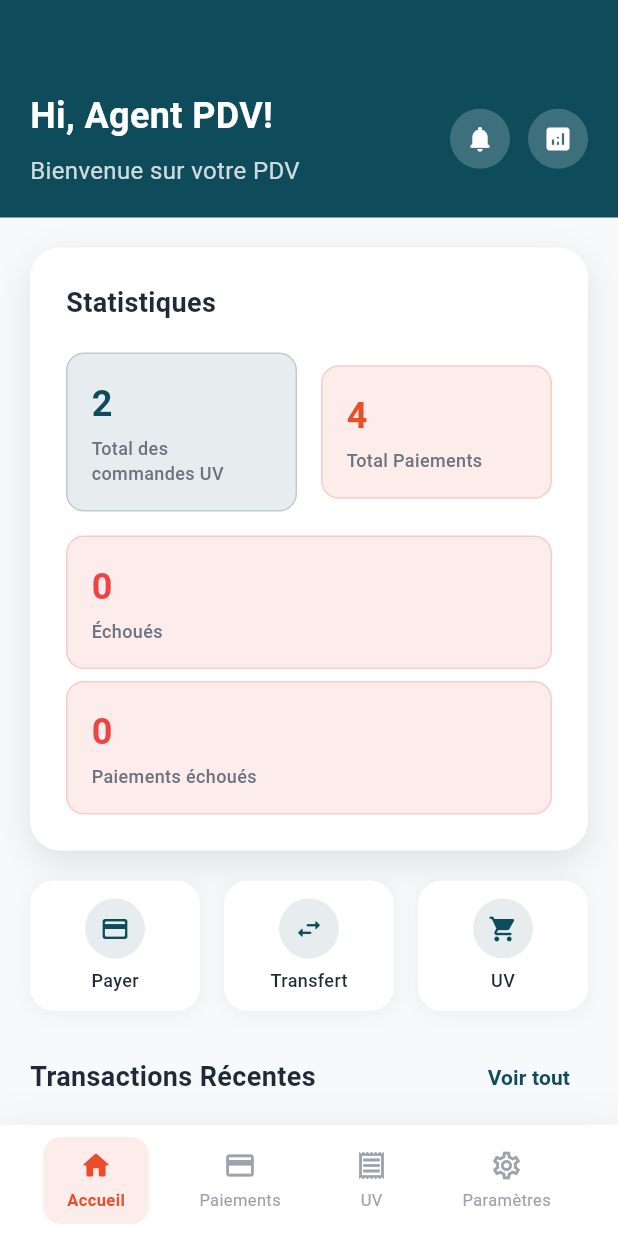
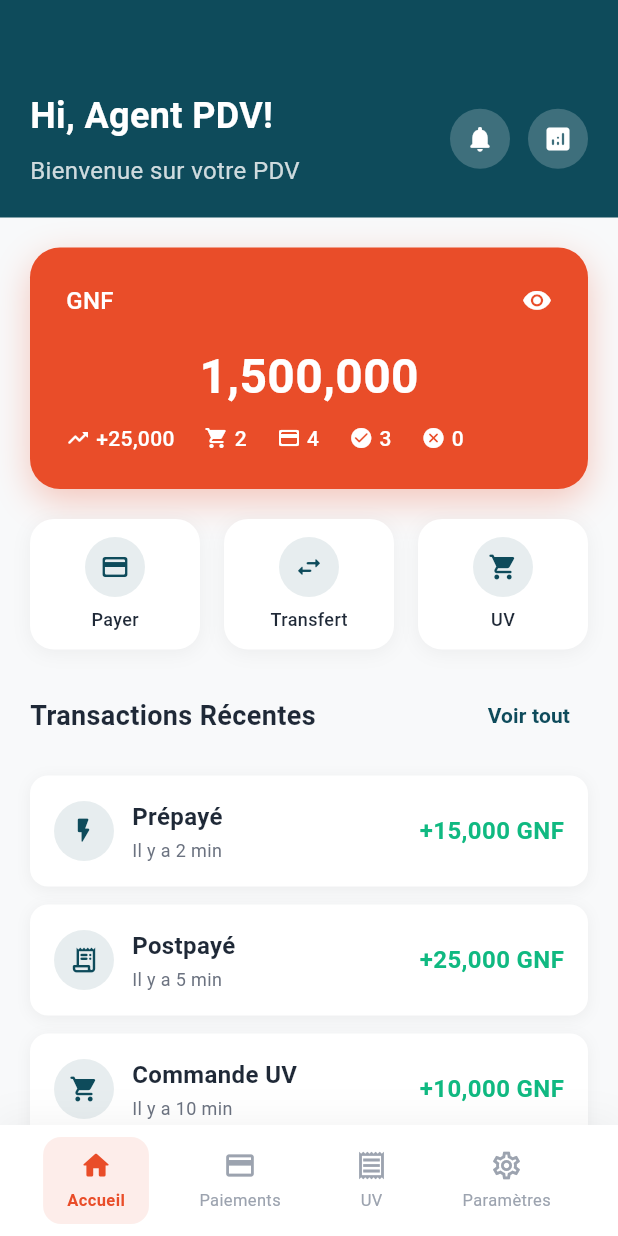
Before and after one commit to medchelios/pdv-baaf, a Flutter app: the HomeScreen screen opened by its route, on a phone screen of 412 x 824 dp. Run offline on Flutter 3.47's test engine with Material 3 defaults, Android fonts, the phone set to English and light mode, and no system bars; our stand-ins replace shared_preferences; accounts and stored records are empty; Roboto replaces fonts that are missing (Futura).

Commit message:
Add total statistics display to HomeScreen, including order and payment counts. Enhance layout with additional text elements for better user information.

```diff
--- a/lib/screens/home_screen.dart
+++ b/lib/screens/home_screen.dart
@@ -166,98 +166,126 @@ class _HomeScreenState extends State<HomeScreen> {
       margin: const EdgeInsets.all(20),
       padding: const EdgeInsets.all(24),
       decoration: BoxDecoration(
-        color: Colors.white,
+        color: AppConstants.brandOrange,
         borderRadius: BorderRadius.circular(20),
-        boxShadow: AppConstants.cardShadowLarge,
+        boxShadow: [
+          BoxShadow(
+            color: AppConstants.brandOrange.withValues(alpha: 0.3),
+            blurRadius: 20,
+            offset: const Offset(0, 8),
+          ),
+        ],
       ),
       child: Column(
         crossAxisAlignment: CrossAxisAlignment.start,
         children: [
-          const Text(
-            'Statistiques',
-            style: TextStyle(
-              fontSize: 18,
-              fontWeight: FontWeight.bold,
-              color: AppConstants.textPrimary,
+          Row(
+            mainAxisAlignment: MainAxisAlignment.spaceBetween,
+            children: [
+              const Text(
+                'GNF',
+                style: TextStyle(
+                  fontSize: 16,
+                  color: Colors.white,
+                  fontWeight: FontWeight.w500,
+                ),
+              ),
+              const Icon(
+                Icons.visibility_rounded,
+                color: Colors.white,
+                size: 20,
+              ),
+            ],
+          ),
+          const SizedBox(height: 16),
+          const Center(
+            child: Text(
+              '1,500,000',
+              style: TextStyle(
+                fontSize: 32,
+                fontWeight: FontWeight.bold,
+                color: Colors.white,
+              ),
             ),
           ),
-          const SizedBox(height: 20),
-
-          // Statistiques UV
+          const SizedBox(height: 8),
           Row(
             children: [
-              Expanded(
-                child: _buildStatItem(
-                  'Total des commandes UV',
-                  '2',
-                  AppConstants.brandBlue,
+              const Icon(
+                Icons.trending_up_rounded,
+                color: Colors.white,
+                size: 16,
+              ),
+              const SizedBox(width: 4),
+              const Text(
+                '+25,000',
+                style: TextStyle(
+                  fontSize: 14,
+                  color: Colors.white,
+                  fontWeight: FontWeight.w500,
                 ),
               ),
-              const SizedBox(width: 16),
-              Expanded(
-                child: _buildStatItem(
-                  'Total Paiements',
-                  '4',
-                  AppConstants.brandOrange,
+              const SizedBox(width: 20),
+              const Icon(
+                Icons.shopping_cart_rounded,
+                color: Colors.white,
+                size: 16,
+              ),
+              const SizedBox(width: 4),
+              const Text(
+                '2',
+                style: TextStyle(
+                  fontSize: 14,
+                  color: Colors.white,
+                  fontWeight: FontWeight.w500,
+                ),
+              ),
+              const SizedBox(width: 20),
+              const Icon(
+                Icons.payment_rounded,
+                color: Colors.white,
+                size: 16,
+              ),
+              const SizedBox(width: 4),
+              const Text(
+                '4',
+                style: TextStyle(
+                  fontSize: 14,
+                  color: Colors.white,
+                  fontWeight: FontWeight.w500,
+                ),
+              ),
+              const SizedBox(width: 20),
+              const Icon(
+                Icons.check_circle_rounded,
+                color: Colors.white,
+                size: 16,
+              ),
+              const SizedBox(width: 4),
+              const Text(
+                '3',
+                style: TextStyle(
+                  fontSize: 14,
+                  color: Colors.white,
+                  fontWeight: FontWeight.w500,
+                ),
+              ),
+              const SizedBox(width: 20),
+              const Icon(
+                Icons.cancel_rounded,
+                color: Colors.white,
+                size: 16,
+              ),
+              const SizedBox(width: 4),
+              const Text(
+                '0',
+                style: TextStyle(
+                  fontSize: 14,
+                  color: Colors.white,
+                  fontWeight: FontWeight.w500,
                 ),
               ),
             ],
-          ),
-
-          const SizedBox(height: 16),
-
-          // Paiements échoués
-          _buildStatItem(
-            'Échoués',
-            '0',
-            AppConstants.errorColor,
-            fullWidth: true,
-          ),
-
-          const SizedBox(height: 8),
-
-          _buildStatItem(
-            'Paiements échoués',
-            '0',
-            AppConstants.errorColor,
-            fullWidth: true,
-          ),
-        ],
-      ),
-    );
-  }
-
-  Widget _buildStatItem(String label, String value, Color color, {bool fullWidth = false}) {
-    return Container(
-      width: fullWidth ? double.infinity : null,
-      padding: const EdgeInsets.all(16),
-      decoration: BoxDecoration(
-        color: color.withValues(alpha: 0.1),
-        borderRadius: BorderRadius.circular(12),
-        border: Border.all(
-          color: color.withValues(alpha: 0.2),
-          width: 1,
-        ),
-      ),
-      child: Column(
-        crossAxisAlignment: CrossAxisAlignment.start,
-        children: [
-          Text(
-            value,
-            style: TextStyle(
-              fontSize: 24,
-              fontWeight: FontWeight.bold,
-              color: color,
-            ),
-          ),
-          const SizedBox(height: 4),
-          Text(
-            label,
-            style: const TextStyle(
-              fontSize: 12,
-              color: AppConstants.textSecondary,
-              fontWeight: FontWeight.w500,
-            ),
           ),
         ],
       ),
```
